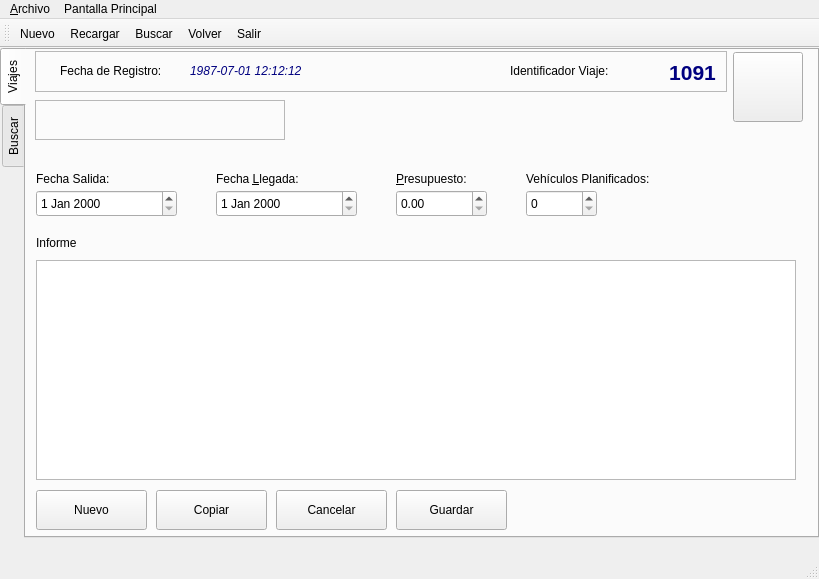
This is aplicacion/polaris/ui/frm_viaje.ui in eduardouio/gelvsrm as Qt 5 draws it before an edit. The edited form follows.
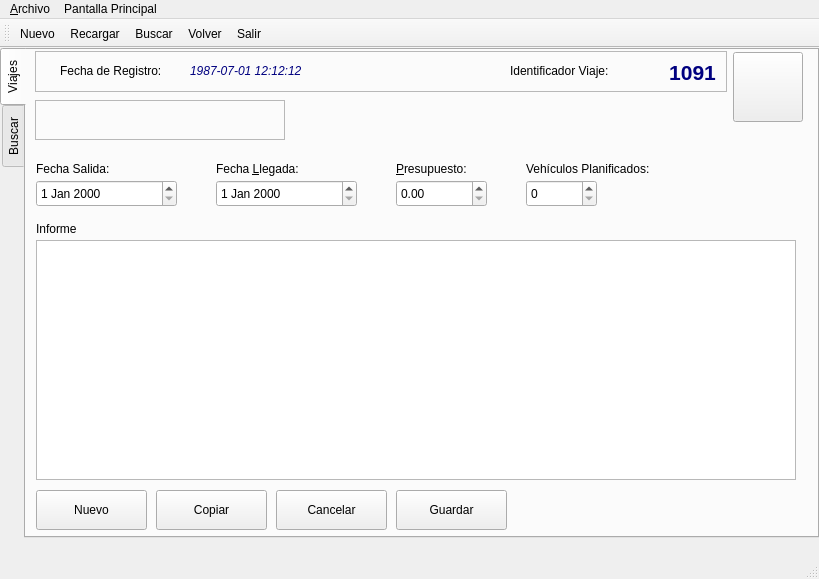
This is the edited form. Icons and pictures are not drawn.

Commit message: tool tips

```diff
--- a/aplicacion/polaris/ui/frm_viaje.ui
+++ b/aplicacion/polaris/ui/frm_viaje.ui
@@ -137,7 +137,7 @@
       <property name="geometry">
        <rect>
         <x>10</x>
-        <y>120</y>
+        <y>110</y>
         <width>91</width>
         <height>17</height>
        </rect>
@@ -153,7 +153,7 @@
       <property name="geometry">
        <rect>
         <x>190</x>
-        <y>120</y>
+        <y>110</y>
         <width>101</width>
         <height>17</height>
        </rect>
@@ -169,7 +169,7 @@
       <property name="geometry">
        <rect>
         <x>10</x>
-        <y>140</y>
+        <y>130</y>
         <width>141</width>
         <height>27</height>
        </rect>
@@ -179,7 +179,7 @@
       <property name="geometry">
        <rect>
         <x>190</x>
-        <y>140</y>
+        <y>130</y>
         <width>141</width>
         <height>27</height>
        </rect>
@@ -189,7 +189,7 @@
       <property name="geometry">
        <rect>
         <x>500</x>
-        <y>120</y>
+        <y>110</y>
         <width>171</width>
         <height>17</height>
        </rect>
@@ -205,7 +205,7 @@
       <property name="geometry">
        <rect>
         <x>500</x>
-        <y>140</y>
+        <y>130</y>
         <width>71</width>
         <height>27</height>
        </rect>
@@ -218,7 +218,7 @@
       <property name="geometry">
        <rect>
         <x>370</x>
-        <y>140</y>
+        <y>130</y>
         <width>91</width>
         <height>27</height>
        </rect>
@@ -231,7 +231,7 @@
       <property name="geometry">
        <rect>
         <x>370</x>
-        <y>120</y>
+        <y>110</y>
         <width>101</width>
         <height>17</height>
        </rect>
@@ -247,7 +247,7 @@
       <property name="geometry">
        <rect>
         <x>10</x>
-        <y>184</y>
+        <y>170</y>
         <width>101</width>
         <height>17</height>
        </rect>
@@ -329,9 +329,9 @@
       <property name="geometry">
        <rect>
         <x>10</x>
-        <y>210</y>
+        <y>190</y>
         <width>760</width>
-        <height>220</height>
+        <height>240</height>
        </rect>
       </property>
      </widget>
```
Left out of the diff: 81 changed lines with no effect on the pictures.
